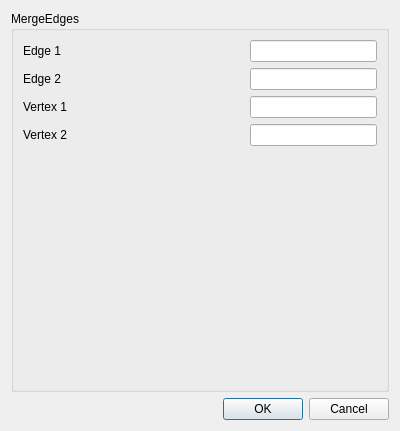
Before: the Qt Designer form src/HEXABLOCKGUI/MergeEdges_QTD.ui in SalomePlatform/hexablock, drawn with Qt 5.
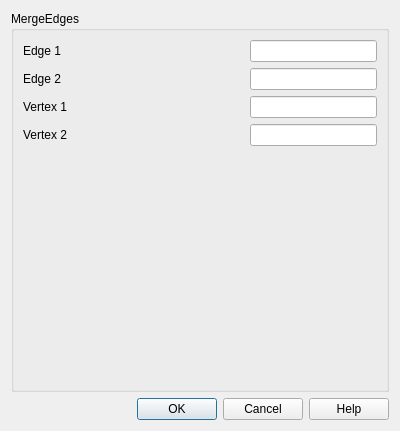
After: the same form once the commit is applied.

Commit message: added: -Propagation, Vector ( completed ) dialog panel. -Help button on all panel. -Delegate for all Panel updated: -menu always showed for each action

Patch:
```diff
--- a/src/HEXABLOCKGUI/MergeEdges_QTD.ui
+++ b/src/HEXABLOCKGUI/MergeEdges_QTD.ui
@@ -132,7 +132,7 @@
       <enum>Qt::Horizontal</enum>
      </property>
      <property name="standardButtons">
-      <set>QDialogButtonBox::Cancel|QDialogButtonBox::Ok</set>
+      <set>QDialogButtonBox::Cancel|QDialogButtonBox::Ok|QDialogButtonBox::Help</set>
      </property>
     </widget>
    </item>
```
The commit also changes 37 other files.
